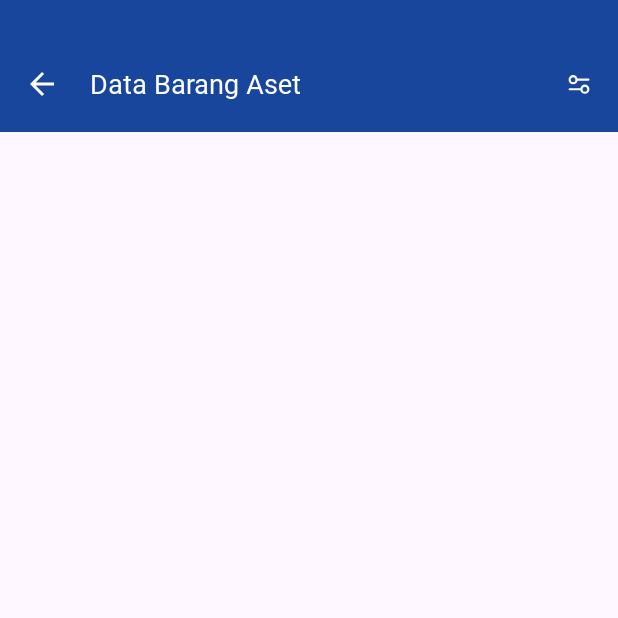
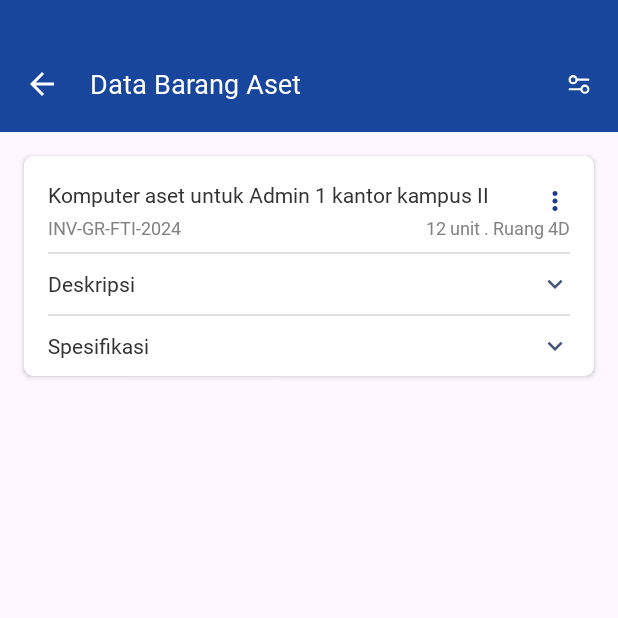
Before and after one commit to ariefzainuri96/simart-android, an Android app: the DataBarangAsetActivity screen opened directly, with no data from a screen before it, on a phone screen of 412 x 824 dp, the top half of it. Run offline under Robolectric (Android 15) with nearby library versions, the phone set to English and light mode, and no system bars.

Commit message:
update: 1. Finishing data barang aset page

```diff
--- a/app/src/main/java/simart/umby/android/component/ExpandableView.kt
+++ b/app/src/main/java/simart/umby/android/component/ExpandableView.kt
@@ -6,6 +6,7 @@ import android.util.AttributeSet
 import android.view.View
 import android.view.animation.AccelerateDecelerateInterpolator
 import android.widget.LinearLayout
+import simart.umby.android.utils.toPx
 
 class ExpandableView @JvmOverloads constructor(
     context: Context,
@@ -15,6 +16,7 @@ class ExpandableView @JvmOverloads constructor(
 
     private var contentView: View? = null
     var isExpanded = false
+    private var extraMargin: Int = 0
     private var expandedHeight: Int = 0
     private val animationDuration = 300L // Duration of the expand/collapse animation
 
@@ -30,13 +32,6 @@ class ExpandableView @JvmOverloads constructor(
             // if want to show more than 1 child
             contentView = getChildAt(0)
             contentView?.visibility = GONE
-
-//            contentView?.viewTreeObserver?.addOnGlobalLayoutListener(object : ViewTreeObserver.OnGlobalLayoutListener {
-//                override fun onGlobalLayout() {
-//                    contentView?.viewTreeObserver?.removeOnGlobalLayoutListener(this)
-//                    expandedHeight = contentView?.measuredHeight ?: 0
-//                }
-//            })
         }
     }
 
@@ -47,11 +42,16 @@ class ExpandableView @JvmOverloads constructor(
             MeasureSpec.makeMeasureSpec(width, MeasureSpec.EXACTLY),
             MeasureSpec.makeMeasureSpec(0, MeasureSpec.UNSPECIFIED)
         )
-        expandedHeight = contentView?.measuredHeight ?: 0
+        expandedHeight = (contentView?.measuredHeight ?: 0) + context.toPx(extraMargin)
+    }
+
+    fun setExtraMargin(margin: Int) {
+        this.extraMargin = margin
     }
 
     fun setExpanded(expand: Boolean, animate: Boolean = true) {
         if (isExpanded == expand) return
+
         isExpanded = expand
 
         // Measure the expanded height dynamically
--- a/app/src/main/java/simart/umby/android/pages/dashboard/adapter/MenuAdapter.kt
+++ b/app/src/main/java/simart/umby/android/pages/dashboard/adapter/MenuAdapter.kt
@@ -24,8 +24,6 @@ class MenuAdapter(
             val layoutParams = LinearLayout.LayoutParams(LinearLayout.LayoutParams.MATCH_PARENT, LinearLayout.LayoutParams.WRAP_CONTENT)
             layoutParams.setMargins(0, 16, 0, 0)
             binding.root.layoutParams = layoutParams
-
-
         }
     }
 
--- a/app/src/main/java/simart/umby/android/pages/manajemen_inventaris/data_barang_aset/DataBarangAsetActivity.kt
+++ b/app/src/main/java/simart/umby/android/pages/manajemen_inventaris/data_barang_aset/DataBarangAsetActivity.kt
@@ -1,14 +1,22 @@
 package simart.umby.android.pages.manajemen_inventaris.data_barang_aset
 
 import android.os.Bundle
+import android.view.View
 import androidx.activity.enableEdgeToEdge
+import androidx.activity.viewModels
 import androidx.appcompat.app.AppCompatActivity
-import simart.umby.android.R
+import androidx.recyclerview.widget.LinearLayoutManager
+import androidx.recyclerview.widget.RecyclerView
 import simart.umby.android.databinding.ActivityDataBarangAsetBinding
+import simart.umby.android.pages.manajemen_inventaris.data_barang_aset.model.DataBarangAsetModel
+import simart.umby.android.utils.RequestState
+import simart.umby.android.utils.Utils
+import simart.umby.android.utils.collectLatestLifeCycleFlow
 import simart.umby.android.utils.getStatusBarHeight
 
 class DataBarangAsetActivity : AppCompatActivity() {
     private lateinit var binding: ActivityDataBarangAsetBinding
+    private val viewModel: DataBarangAsetViewModel by viewModels()
 
     override fun onCreate(savedInstanceState: Bundle?) {
         super.onCreate(savedInstanceState)
@@ -19,24 +27,45 @@ class DataBarangAsetActivity : AppCompatActivity() {
         setContentView(binding.root)
 
         setupView()
+
+        observeData()
     }
 
-    fun setupView() {
+    private fun setupView() {
+        Utils.setStatusBarShown(this, binding.root)
+
         binding.toolbarLayout.setPadding(0, getStatusBarHeight(), 0, 0)
         setSupportActionBar(binding.toolbar)
         supportActionBar?.setDisplayHomeAsUpEnabled(true)
         binding.toolbar.setNavigationOnClickListener {
             finish()
         }
+    }
 
-        binding.expandableViewHeader.setOnClickListener {
-            binding.expandableViewIcon.setImageResource(if (!binding.expandableView.isExpanded) R.drawable.ic_collapse else R.drawable.ic_expand)
-            binding.expandableView.setExpanded(!binding.expandableView.isExpanded)
-        }
+    private fun setupDataBarangAsetAdapter() {
+        val adapter = DataBarangAsetAdapter(this, viewModel.listDataBarang.value)
 
-        binding.expandableDeskripsiHeader.setOnClickListener {
-            binding.expandableDeskripsiIcon.setImageResource(if (!binding.expandableDeskripsi.isExpanded) R.drawable.ic_collapse else R.drawable.ic_expand)
-            binding.expandableDeskripsi.setExpanded(!binding.expandableDeskripsi.isExpanded)
+        adapter.setOnClickListener(object : DataBarangAsetAdapter.OnClickListener {
+            override fun onClick(
+                position: Int,
+                model: DataBarangAsetModel
+            ) {
+                println("TEST")
+            }
+        })
+
+        binding.dataBarangAsetRV.adapter = adapter
+
+        binding.dataBarangAsetRV.layoutManager = LinearLayoutManager(this, RecyclerView.VERTICAL, false)
+    }
+
+    private fun observeData() {
+        collectLatestLifeCycleFlow(viewModel.state) {
+            binding.loadingLayout.visibility = if (it == RequestState.LOADING) View.VISIBLE else View.GONE
+
+            if (it == RequestState.SUCCESS) {
+                setupDataBarangAsetAdapter()
+            }
         }
     }
 }
--- a/app/src/main/java/simart/umby/android/pages/manajemen_inventaris/data_barang_aset/DataBarangAsetAdapter.kt
+++ b/app/src/main/java/simart/umby/android/pages/manajemen_inventaris/data_barang_aset/DataBarangAsetAdapter.kt
@@ -1,5 +1,74 @@
 package simart.umby.android.pages.manajemen_inventaris.data_barang_aset
 
-// TODO: finish this adapter and use data_barang_aset_item.xml as a layout
-class DataBarangAsetAdapter {
+import android.content.Context
+import android.view.LayoutInflater
+import android.view.ViewGroup
+import androidx.recyclerview.widget.RecyclerView
+import simart.umby.android.R
+import simart.umby.android.databinding.DataBarangAsetItemBinding
+import simart.umby.android.pages.manajemen_inventaris.data_barang_aset.model.DataBarangAsetModel
+import simart.umby.android.utils.toPx
+
+class DataBarangAsetAdapter(val context: Context, private var listDataBarang: List<DataBarangAsetModel>): RecyclerView.Adapter<DataBarangAsetAdapter.ViewHolder>() {
+
+    private var onClickListener: OnClickListener? = null
+
+    inner class ViewHolder(val binding: DataBarangAsetItemBinding): RecyclerView.ViewHolder(binding.root) {
+        fun setData(data: DataBarangAsetModel) {
+            binding.title.text = data.namaAset
+            binding.codeBarang.text = data.noInventaris
+            binding.keterangan.text = "${data.jumlahAset} unit . ${data.sumberAset}"
+            binding.deskripsi.text = data.deskripsiAset
+            binding.spesifikasi.text = data.spesifikasi
+
+            binding.expandableView.setExtraMargin(16)
+            binding.expandableViewHeader.setOnClickListener {
+                binding.expandableView.setExpanded(!binding.expandableView.isExpanded)
+                binding.expandableViewIcon.setImageResource(if (binding.expandableView.isExpanded) R.drawable.ic_collapse else R.drawable.ic_expand)
+            }
+
+            binding.expandableDeskripsi.setExtraMargin(16)
+            binding.expandableDeskripsiHeader.setOnClickListener {
+                binding.expandableDeskripsi.setExpanded(!binding.expandableDeskripsi.isExpanded)
+                binding.expandableDeskripsiIcon.setImageResource(if (binding.expandableDeskripsi.isExpanded) R.drawable.ic_collapse else R.drawable.ic_expand)
+            }
+        }
+    }
+
+    override fun onCreateViewHolder(
+        parent: ViewGroup,
+        viewType: Int
+    ): ViewHolder {
+        val binding = DataBarangAsetItemBinding.inflate(
+            LayoutInflater.from(parent.context),
+            parent,
+            false
+        )
+
+        return ViewHolder(binding)
+    }
+
+    override fun onBindViewHolder(holder: ViewHolder, position: Int) {
+        holder.binding.root.setOnClickListener {
+            onClickListener?.onClick(position, listDataBarang[position])
+        }
+
+        val cardView = holder.binding.root
+        (cardView.layoutParams as? ViewGroup.MarginLayoutParams)?.topMargin = if (position == 0) context.toPx(16) else context.toPx(8)
+        (cardView.layoutParams as? ViewGroup.MarginLayoutParams)?.bottomMargin = if (position == listDataBarang.count() - 1) context.toPx(16) else 0
+        cardView.requestLayout()
+
+        holder.setData(listDataBarang[position])
+    }
+
+    fun setOnClickListener(onClickListener: OnClickListener) {
+        this.onClickListener = onClickListener
+    }
+
+    // Interface for the click listener
+    interface OnClickListener {
+        fun onClick(position: Int, model: DataBarangAsetModel)
+    }
+
+    override fun getItemCount(): Int = listDataBarang.count()
 }
--- /dev/null
+++ b/app/src/main/java/simart/umby/android/pages/manajemen_inventaris/data_barang_aset/DataBarangAsetViewModel.kt
@@ -0,0 +1,45 @@
+package simart.umby.android.pages.manajemen_inventaris.data_barang_aset
+
+import androidx.lifecycle.ViewModel
+import androidx.lifecycle.viewModelScope
+import kotlinx.coroutines.delay
+import kotlinx.coroutines.flow.MutableStateFlow
+import kotlinx.coroutines.flow.asStateFlow
+import kotlinx.coroutines.launch
+import simart.umby.android.pages.manajemen_inventaris.data_barang_aset.model.DataBarangAsetModel
+import simart.umby.android.utils.RequestState
+
+class DataBarangAsetViewModel: ViewModel() {
+    private var _listDataBarang = MutableStateFlow<List<DataBarangAsetModel>>(listOf())
+    var listDataBarang = _listDataBarang.asStateFlow()
+
+    private var _state = MutableStateFlow(RequestState.IDLE)
+    var state = _state.asStateFlow()
+
+    fun getDataBarangAset() {
+        _state.value = RequestState.LOADING
+
+        viewModelScope.launch {
+            delay(1000L)
+
+            _listDataBarang.value = listOf<DataBarangAsetModel>(
+                DataBarangAsetModel(noInventaris = "INV-GR-FTI-2024", namaAset = "Komputer aset untuk Admin 1 kantor kampus II", jumlahAset = "12", sumberAset = "Ruang 4D", deskripsiAset = "Lorem ipsum dolor sit amet consectetur. Dignissim lacus gravida porttitor potenti justo.", spesifikasi = "Apple MacBook Air M1\n" +
+                        "Layar : 13,3 inci IPS (2560 x 1600 piksel) 227 ppi\n" +
+                        "Prosesor : chip Apple M1\n" +
+                        "Kartu grafik :-\n" +
+                        "RAM : 8 GB (dapat diperluas hingga 16 GB)\n" +
+                        "Penyimpanan : SSD 256 GB atau 512 GB (dapat diperluas hingga 2 TB)\n" +
+                        "Optik : Tidak\n" +
+                        "Konektivitas : Wi-Fi 6 802.11ax, Bluetooth versi 5.0\n" +
+                        "Port : 2x Thunderbolt/USB 4 (Thunderbolt 3 hingga 40 Gb/s dan USB 3.1 Gen hingga 10 Gb/s)\n" +
+                        "Baterai : Li-Polimer, 49,9 Wh")
+            )
+
+            _state.value = RequestState.SUCCESS
+        }
+    }
+
+    init {
+        getDataBarangAset()
+    }
+}
--- /dev/null
+++ b/app/src/main/java/simart/umby/android/pages/manajemen_inventaris/data_barang_aset/model/DataBarangAsetModel.kt
@@ -0,0 +1,11 @@
+package simart.umby.android.pages.manajemen_inventaris.data_barang_aset.model
+
+data class DataBarangAsetModel(
+    var noInventaris: String? = null, var namaAset: String? = null, var deskripsiAset: String? = null,
+    var spesifikasi: String? = null, var isAsetSPK: Boolean? = null, var noSPK: String? = null,
+    var vendor: String? = null, var kategoriAset: String? = null, var subKategoriAset: String? = null,
+    var kampus: String? = null, var ruang: String? = null, var convidentality: String? = null,
+    var integrity: String? = null, var availability: String? = null, var tanggalAkuisisi: String? = null,
+    var tanggalDepresiasi: String? = null, var asetTerdepresiasi: String? = null, var sumberAset: String? = null,
+    var jumlahAset: String? = null, var nvb: String? = null, var statusAset: String? = null
+    )
--- a/app/src/main/java/simart/umby/android/utils/CustomExtension.kt
+++ b/app/src/main/java/simart/umby/android/utils/CustomExtension.kt
@@ -42,6 +42,11 @@ fun <T> BottomSheetDialogFragment.collectLatestLifeCycleFlow(flow: Flow<T>, coll
         }
     }
 }
+
+fun Context.toPx(dp: Int): Int = TypedValue.applyDimension(
+    TypedValue.COMPLEX_UNIT_DIP,
+    dp.toFloat(),
+    resources.displayMetrics).toInt()
 
 @SuppressLint("ObsoleteSdkInt", "InternalInsetResource")
 fun AppCompatActivity.getStatusBarHeight(): Int {
--- a/app/src/main/res/layout/activity_data_barang_aset.xml
+++ b/app/src/main/res/layout/activity_data_barang_aset.xml
@@ -33,17 +33,28 @@
             android:layout_marginEnd="16dp"/>
     </LinearLayout>
 
-<!--    <androidx.recyclerview.widget.RecyclerView-->
-<!--        android:id="@+id/dataBarangAsetRV"-->
-<!--        android:layout_width="match_parent"-->
-<!--        android:layout_height="0dp"-->
-<!--        android:layout_weight="1"/>-->
+    <FrameLayout
+        android:layout_width="match_parent"
+        android:layout_height="0dp"
+        android:layout_weight="1">
+        <androidx.recyclerview.widget.RecyclerView
+            android:id="@+id/dataBarangAsetRV"
+            android:layout_width="match_parent"
+            android:layout_height="match_parent"
+            android:paddingBottom="8dp"
+            tools:listitem="@layout/data_barang_aset_item"/>
 
-    <LinearLayout
-        android:layout_width="match_parent"
-        android:layout_height="wrap_content"
-        android:orientation="vertical">
-
-    </LinearLayout>
+        <LinearLayout
+            android:id="@+id/loadingLayout"
+            android:layout_width="match_parent"
+            android:layout_height="match_parent"
+            android:orientation="vertical"
+            android:gravity="center">
+            <ProgressBar
+                android:layout_width="24dp"
+                android:layout_height="24dp"
+                android:progressTint="#000"/>
+        </LinearLayout>
+    </FrameLayout>
 
 </LinearLayout>
--- a/app/src/main/res/layout/data_barang_aset_item.xml
+++ b/app/src/main/res/layout/data_barang_aset_item.xml
@@ -5,7 +5,8 @@
     android:layout_width="match_parent"
     android:layout_height="wrap_content"
     app:cardCornerRadius="6dp"
-    app:cardBackgroundColor="@color/white">
+    app:cardBackgroundColor="@color/white"
+    android:layout_marginHorizontal="16dp">
     <LinearLayout
         android:layout_width="match_parent"
         android:layout_height="wrap_content"
@@ -33,6 +34,7 @@
                 android:layout_width="20dp"
                 android:layout_height="20dp"
                 android:src="@drawable/ic_more_vertical"
+                android:layout_marginTop="4dp"
                 app:layout_constraintEnd_toEndOf="parent"
                 app:layout_constraintTop_toTopOf="parent"/>
 
@@ -102,7 +104,8 @@
                 android:id="@+id/deskripsi"
                 android:layout_width="match_parent"
                 android:layout_height="wrap_content"
-                android:text="Lorem ipsum dolor sit amet consectetur. Dignissim lacus gravida porttitor potenti justo. "/>
+                android:text=""
+                />
         </simart.umby.android.component.ExpandableView>
 
         <View
@@ -137,8 +140,7 @@
         <simart.umby.android.component.ExpandableView
             android:id="@+id/expandableView"
             android:layout_width="match_parent"
-            android:layout_height="wrap_content"
-            android:layout_marginBottom="16dp">
+            android:layout_height="wrap_content">
             <TextView
                 android:id="@+id/spesifikasi"
                 android:layout_width="match_parent"
```
